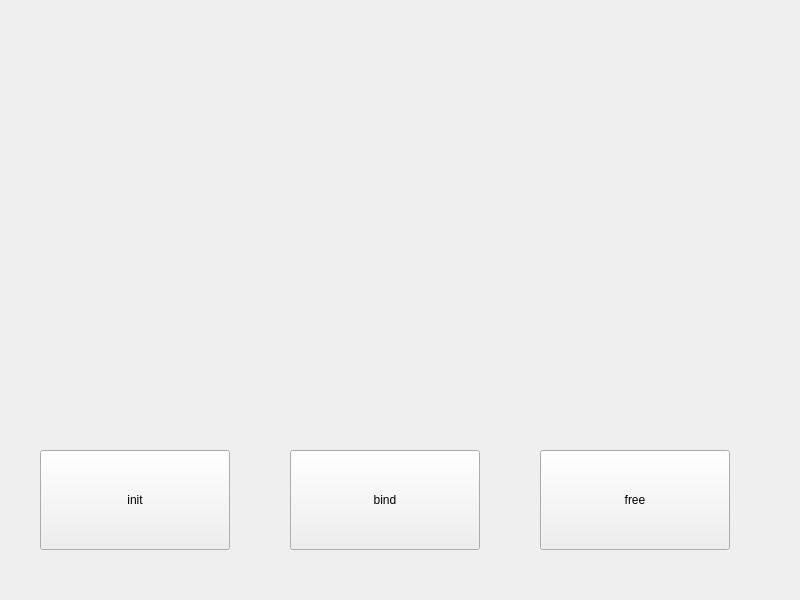
This is src/ui/Widget.ui in OWmess/DynamicPartition as Qt 5 draws it before an edit. The edited form follows.
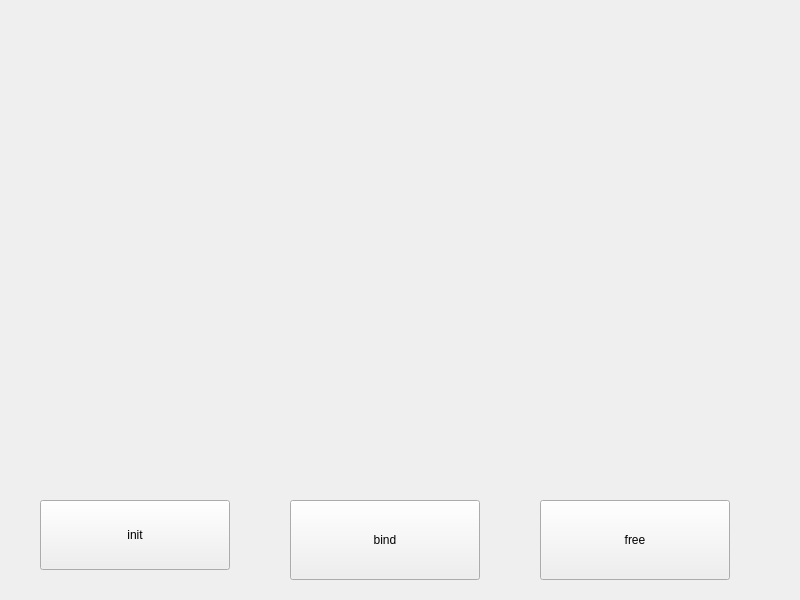
This is the edited form.

Diff of the .ui file:
```diff
--- a/src/ui/Widget.ui
+++ b/src/ui/Widget.ui
@@ -17,9 +17,9 @@
    <property name="geometry">
     <rect>
      <x>40</x>
-     <y>450</y>
+     <y>500</y>
      <width>190</width>
-     <height>100</height>
+     <height>70</height>
     </rect>
    </property>
    <property name="text">
@@ -30,9 +30,9 @@
    <property name="geometry">
     <rect>
      <x>290</x>
-     <y>450</y>
+     <y>500</y>
      <width>190</width>
-     <height>100</height>
+     <height>80</height>
     </rect>
    </property>
    <property name="text">
@@ -43,9 +43,9 @@
    <property name="geometry">
     <rect>
      <x>540</x>
-     <y>450</y>
+     <y>500</y>
      <width>190</width>
-     <height>100</height>
+     <height>80</height>
     </rect>
    </property>
    <property name="text">
```
